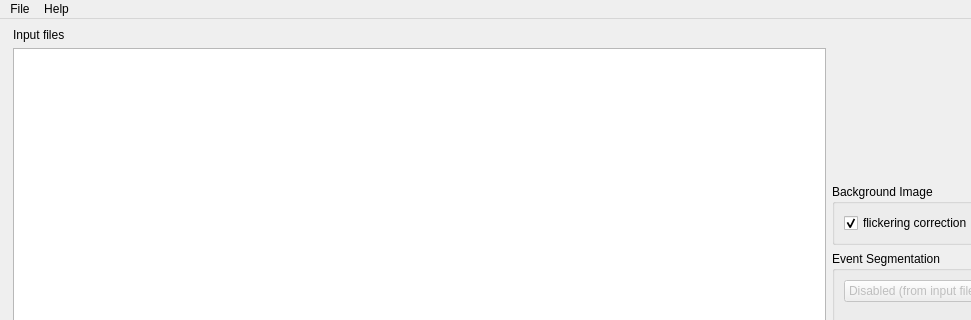
This is chipstream/gui/main_window.ui in DC-analysis/ChipStream as Qt 5 draws it before an edit; both pictures show x 0 to 971 and y 0 to 320 of the 1120 by 680 pixel window. The edited form follows.
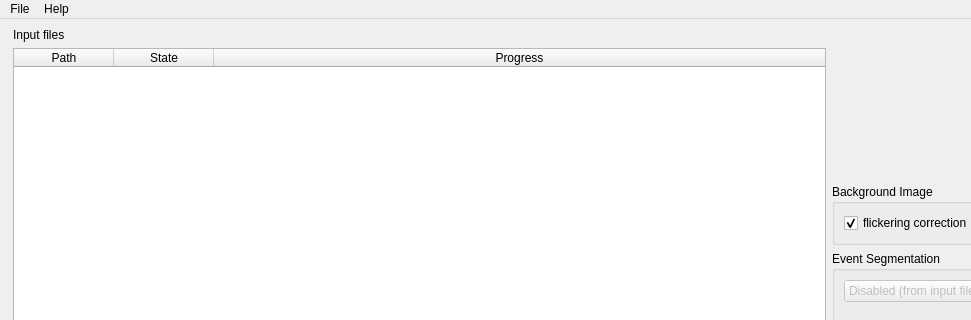
This is the edited form. Custom widgets are drawn as their Qt base class.

Commit message: ref: migrate from QTableView to QTableWidget (issues with Windows 11)

The edit to the form file:
```diff
--- a/chipstream/gui/main_window.ui
+++ b/chipstream/gui/main_window.ui
@@ -41,7 +41,7 @@
         <property name="orientation">
          <enum>Qt::Vertical</enum>
         </property>
-        <widget class="ProgressTable" name="tableView_input">
+        <widget class="ProgressTable" name="tableWidget_input">
          <property name="sizePolicy">
           <sizepolicy hsizetype="Expanding" vsizetype="Expanding">
            <horstretch>1</horstretch>
@@ -60,6 +60,12 @@
          <property name="selectionBehavior">
           <enum>QAbstractItemView::SelectRows</enum>
          </property>
+         <property name="textElideMode">
+          <enum>Qt::ElideMiddle</enum>
+         </property>
+         <property name="horizontalScrollMode">
+          <enum>QAbstractItemView::ScrollPerPixel</enum>
+         </property>
          <property name="sortingEnabled">
           <bool>true</bool>
          </property>
@@ -67,14 +73,32 @@
           <bool>false</bool>
          </property>
          <attribute name="horizontalHeaderMinimumSectionSize">
-          <number>50</number>
+          <number>100</number>
+         </attribute>
+         <attribute name="horizontalHeaderDefaultSectionSize">
+          <number>100</number>
+         </attribute>
+         <attribute name="horizontalHeaderShowSortIndicator" stdset="0">
+          <bool>false</bool>
          </attribute>
          <attribute name="horizontalHeaderStretchLastSection">
           <bool>true</bool>
          </attribute>
-         <attribute name="verticalHeaderVisible">
-          <bool>false</bool>
-         </attribute>
+         <column>
+          <property name="text">
+           <string>Path</string>
+          </property>
+         </column>
+         <column>
+          <property name="text">
+           <string>State</string>
+          </property>
+         </column>
+         <column>
+          <property name="text">
+           <string>Progress</string>
+          </property>
+         </column>
         </widget>
         <widget class="QTextBrowser" name="textBrowser">
          <property name="sizePolicy">
@@ -428,7 +452,7 @@
  <customwidgets>
   <customwidget>
    <class>ProgressTable</class>
-   <extends>QTableView</extends>
+   <extends>QTableWidget</extends>
    <header>chipstream.gui.table_progress</header>
   </customwidget>
  </customwidgets>
```
Left out of the diff: 5 changed lines with no effect on the pictures. The commit also changes 4 other files.
